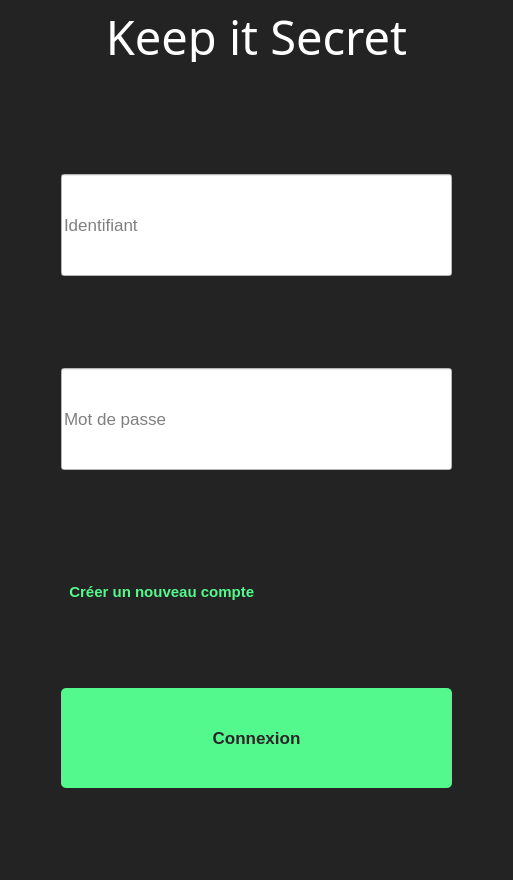
Old version of the form KeepItSecret/mainwindow.ui in the repository dbuhon/KeepItSecret.
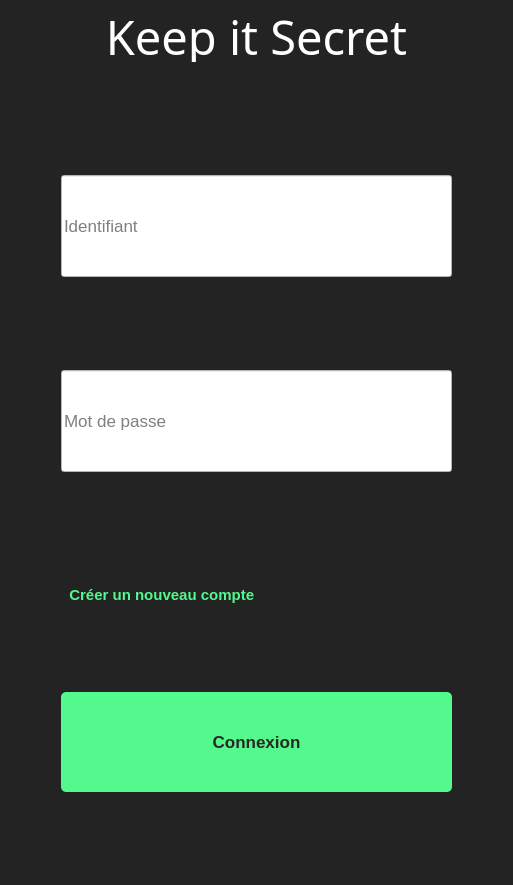
New version of the form.

Patch:
```diff
--- a/KeepItSecret/mainwindow.ui
+++ b/KeepItSecret/mainwindow.ui
@@ -7,7 +7,7 @@
     <x>0</x>
     <y>0</y>
     <width>513</width>
-    <height>880</height>
+    <height>885</height>
    </rect>
   </property>
   <property name="windowTitle">
```
